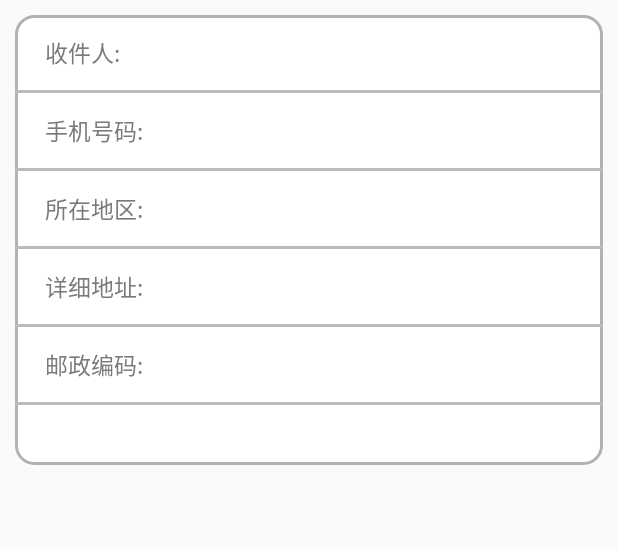
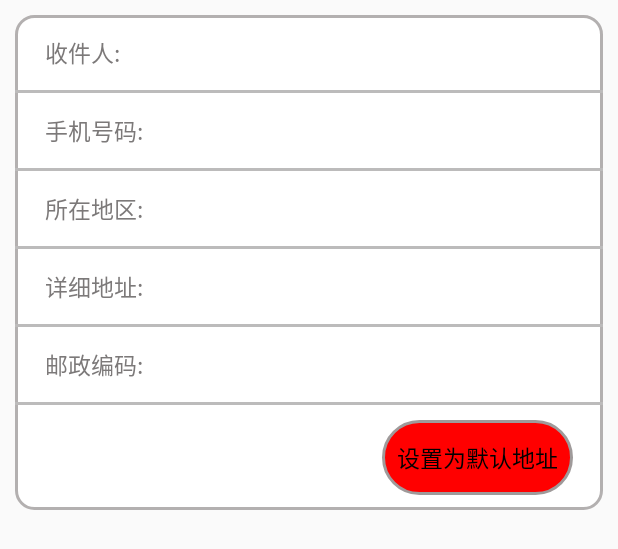
Before and after one commit to ZhangZiLiX/WeiDuShopping2, an Android app: the layout addnewaddressxlv_adapter.xml on its own in the app's theme, with its tools: preview values and no code run, on a phone screen of 412 x 824 dp. Shown: the top 549 px of the screen. Run offline under Robolectric (Android 15) with nearby library versions, the phone set to English and light mode, and no system bars.

Commit message:
第五次提交

```diff
--- a/app/src/main/java/com/bwie/weidushopping/homepage/fragmentwode/allsubclasses/btnwodeqianbao/viewqianbao/QianBaoActivity.java
+++ b/app/src/main/java/com/bwie/weidushopping/homepage/fragmentwode/allsubclasses/btnwodeqianbao/viewqianbao/QianBaoActivity.java
@@ -31,12 +31,12 @@ public class QianBaoActivity extends AppCompatActivity implements IViewQianBao {
         setContentView(R.layout.activity_qian_bao);
         //1 初始化控件
         initView();
+        //2 初始化sp
+        initSP();
         //4 初始化list 和  adapter
         initListAndAdapter();
         //3 初始化Presenter
         initPresenter();
-        //2 初始化sp
-        initSP();
 
     }
 
--- a/app/src/main/java/com/bwie/weidushopping/homepage/fragmentzhangdan/fragment/fragmentdaishouhuo/adapter/DaiShouHuoDingDanAdapter.java
+++ b/app/src/main/java/com/bwie/weidushopping/homepage/fragmentzhangdan/fragment/fragmentdaishouhuo/adapter/DaiShouHuoDingDanAdapter.java
@@ -5,6 +5,7 @@ import android.view.View;
 import android.view.ViewGroup;
 import android.widget.ImageView;
 import android.widget.TextView;
+import android.widget.Toast;
 
 import com.bumptech.glide.Glide;
 import com.bwie.weidushopping.R;
@@ -28,7 +29,10 @@ public class DaiShouHuoDingDanAdapter extends XRecyclerView.Adapter<DaiShouHuoDi
 
     //接口回调
     public interface onBtnDSHClickListener{
+        //确认订单
         void onDingDanChange(int id);
+        //删除订单
+        void onDeleteDingDanChange(int id);
     }
     private onBtnDSHClickListener mOnBtnClickListener;
     public void setOnBtnDSHClickListener(onBtnDSHClickListener listener){
@@ -73,7 +77,7 @@ public class DaiShouHuoDingDanAdapter extends XRecyclerView.Adapter<DaiShouHuoDi
                 @Override
                 public void onClick(View v) {
                    // Toast.makeText(mContext,"取消订单成功",Toast.LENGTH_SHORT).show();
-                    mOnBtnClickListener.onDingDanChange(detailListBean.getOrderDetailId());
+                    mOnBtnClickListener.onDeleteDingDanChange(detailListBean.getOrderDetailId());
                 }
             });
             //确认订单的回调
--- a/app/src/main/java/com/bwie/weidushopping/homepage/fragmentzhangdan/fragment/fragmentquanbudingdan/view/FragmentDDFQuanBuDingDanF.java
+++ b/app/src/main/java/com/bwie/weidushopping/homepage/fragmentzhangdan/fragment/fragmentquanbudingdan/view/FragmentDDFQuanBuDingDanF.java
@@ -39,7 +39,7 @@ public class FragmentDDFQuanBuDingDanF extends Fragment implements IView {
     private String mIsuserid;
     private String mIsSessionId;
     private Handler handler = new Handler();//加载刷新handler
-    private int page = 0;//刷新页数
+    private int page = 1;//刷新页数
     private boolean isloding;//是否加载
     private int mUserid;
     private String mSessionid;
--- a/app/src/main/res/layout/addnewaddressxlv_adapter.xml
+++ b/app/src/main/res/layout/addnewaddressxlv_adapter.xml
@@ -190,8 +190,30 @@
             android:layout_width="match_parent"
             android:layout_height="2dp"
             android:background="#bcbbbb"
-            android:layout_marginBottom="40dp"
+            android:layout_marginBottom="10dp"
             />
+
+        <RelativeLayout
+            android:layout_width="match_parent"
+            android:layout_height="50dp"
+            android:layout_marginBottom="10dp"
+            >
+
+            <TextView
+                android:id="@+id/txt_morendress"
+                android:layout_width="wrap_content"
+                android:layout_height="match_parent"
+                android:textSize="15sp"
+                android:textColor="#000"
+                android:text="设置为默认地址"
+                android:layout_alignParentRight="true"
+                android:gravity="center"
+                android:layout_marginRight="20dp"
+                android:background="@drawable/bg_dingdan"
+                android:padding="10dp"
+                />
+
+        </RelativeLayout>
     </LinearLayout>
 
 </LinearLayout>
```
Also changed, not shown: app/src/main/java/com/bwie/weidushopping/homepage/fragmentgouwuche/view/FragmentGouWuChe.java (+12 -1 lines), app/src/main/java/com/bwie/weidushopping/homepage/fragmentshouye/presenter/Presenter.java (+15 -4 lines), app/src/main/java/com/bwie/weidushopping/homepage/fragmentshouye/view/FragmentShouYe.java (+52 -8 lines), app/src/main/java/com/bwie/weidushopping/homepage/fragmentwode/allsubclasses/btnwodedizhi/view/DiZhiActivity.java (+11 -4 lines), app/src/main/java/com/bwie/weidushopping/homepage/fragmentwode/allsubclasses/btnwodedizhi/xlvaddressadapter/AddNewAddressXLVAdapter.java (+12 -1 lines), app/src/main/java/com/bwie/weidushopping/homepage/fragmentzhangdan/fragment/fragmentdaishouhuo/FragmentDDFDaiShouHuoF.java (+8 -2 lines), app/src/main/java/com/bwie/weidushopping/homepage/fragmentzhangdan/fragment/fragmentdaishouhuo/presenter/Presenter.java (+28 -0 lines), app/src/main/java/com/bwie/weidushopping/ourcommon/model/Model.java (+7 -1 lines), app/src/main/java/com/bwie/weidushopping/ourcommon/utils/OKHttpUtils.java (+37 -3 lines), 1 other file.
